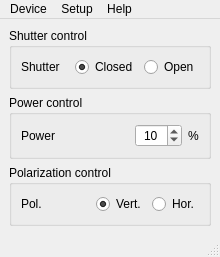
First picture: the form in software/lcu03/src/main_wnd.ui, repository z80/lcu03, before the edit.
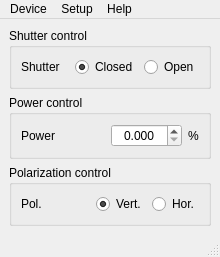
Second picture: the form after the edit.

Diff of the .ui file:
```diff
--- a/software/lcu03/src/main_wnd.ui
+++ b/software/lcu03/src/main_wnd.ui
@@ -109,7 +109,7 @@
          </property>
          <property name="sizeHint" stdset="0">
           <size>
-           <width>77</width>
+           <width>55</width>
            <height>20</height>
           </size>
          </property>
@@ -121,13 +121,16 @@
           <set>Qt::AlignCenter</set>
          </property>
          <property name="decimals">
-          <number>0</number>
+          <number>3</number>
+         </property>
+         <property name="maximum">
+          <double>100.000000000000000</double>
          </property>
          <property name="singleStep">
           <double>5.000000000000000</double>
          </property>
          <property name="value">
-          <double>10.000000000000000</double>
+          <double>0.000000000000000</double>
          </property>
         </widget>
        </item>
```
Left out of the diff: 2 changed lines with no effect on the pictures.
